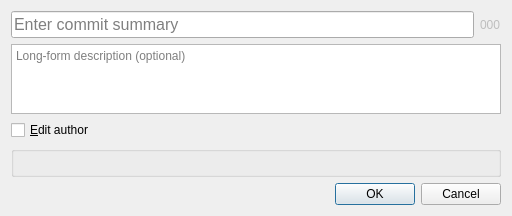
Qt form gitfourchette/widgets/commitdialog.ui (weblate/gitfourchette) before a commit.
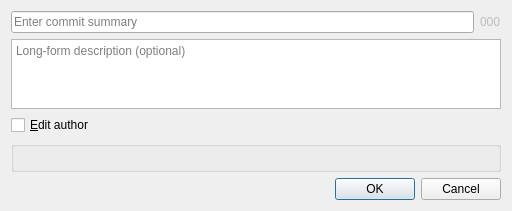
The same form after that commit. Custom widgets are drawn as their Qt base class.

Commit message: CommitDialog: Fix summary font too large

```diff
--- a/gitfourchette/widgets/commitdialog.ui
+++ b/gitfourchette/widgets/commitdialog.ui
@@ -21,11 +21,6 @@
     <layout class="QHBoxLayout" name="summaryRowLayout">
      <item>
       <widget class="QLineEdit" name="summaryEditor">
-       <property name="font">
-        <font>
-         <pointsize>12</pointsize>
-        </font>
-       </property>
        <property name="placeholderText">
         <string>Enter commit summary</string>
        </property>
```
The commit also changes 1 other file.
